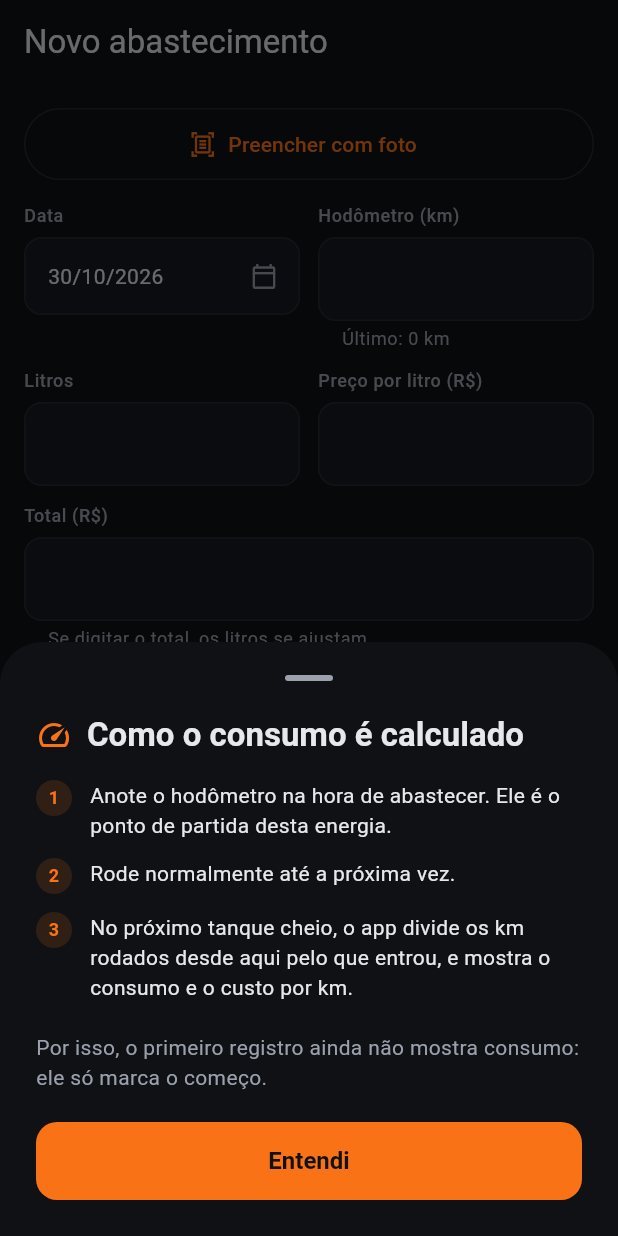
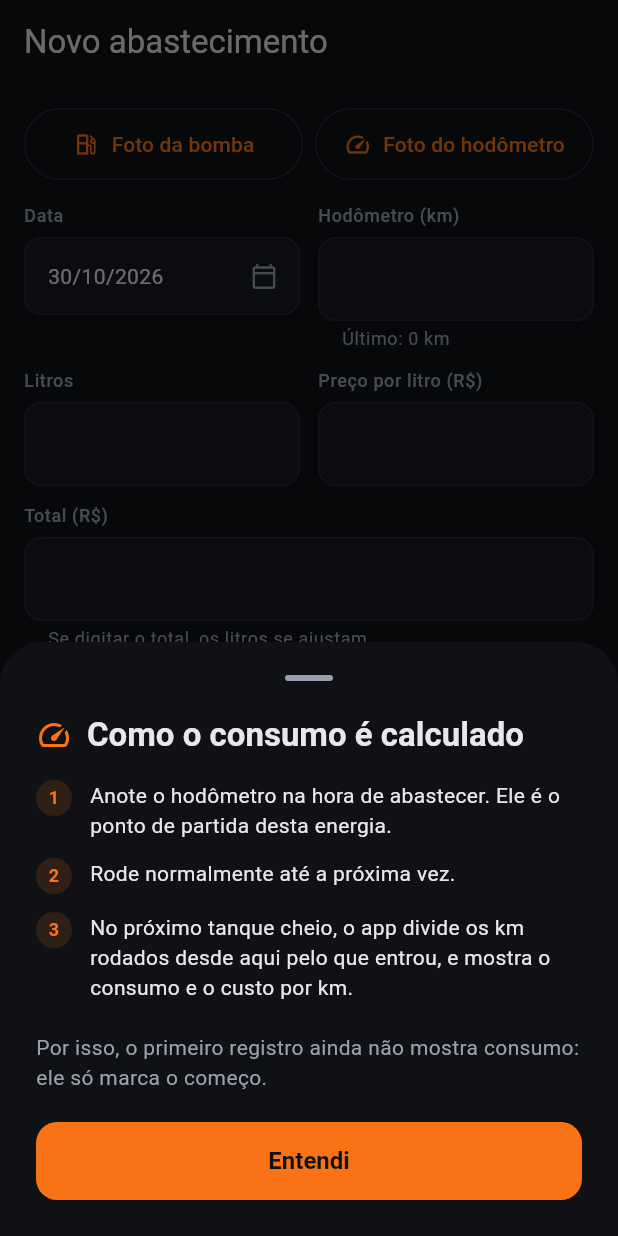
Before and after one commit to pedrocarvalho-13/nosso-combustivel, a Flutter app: the NovoAbastecimentoView screen opened by its route, on a phone screen of 412 x 824 dp. Run offline on Flutter 3.47's test engine with Material 3 defaults, Android fonts, the phone set to English and light mode, and no system bars; our stand-ins replace dio, drift, drift_flutter, flutter_riverpod, flutter_secure_storage, go_router and 1 more; accounts and stored records are empty; generated files the repository leaves out were written again.

Commit message:
feat: foto da bomba ou do carregador e foto do hodometro em botoes separados, cada uma com instrucao propria
Co-Authored-By: Claude Opus 5.5 <noreply@anthropic.com>

```diff
--- a/app/lib/data/ia/cliente_ia.dart
+++ b/app/lib/data/ia/cliente_ia.dart
@@ -9,7 +9,7 @@ import '../../domain/tipo_energia.dart';
 import '../../domain/tipo_veiculo.dart';
 import '../sync/cliente_sync.dart';
 
-enum TipoLeitura { abastecimento, recarga }
+enum TipoLeitura { abastecimento, recarga, hodometro }
 
 class CapacidadeSugerida {
   const CapacidadeSugerida({this.tanqueL, this.bateriaKwh});
--- a/app/lib/ui/abastecimento/novo_abastecimento_view.dart
+++ b/app/lib/ui/abastecimento/novo_abastecimento_view.dart
@@ -142,7 +142,13 @@ class _NovoAbastecimentoViewState extends ConsumerState<NovoAbastecimentoView> {
         child: ListView(
           padding: const EdgeInsets.all(16),
           children: [
-            BotaoLerFoto(tipo: TipoLeitura.abastecimento, aoLer: _preencherDaFoto),
+            Row(
+              children: [
+                Expanded(child: BotaoLerFoto(tipo: TipoLeitura.abastecimento, aoLer: _preencherDaFoto)),
+                const SizedBox(width: 8),
+                Expanded(child: BotaoLerFoto(tipo: TipoLeitura.hodometro, aoLer: _preencherDaFoto)),
+              ],
+            ),
             const SizedBox(height: 16),
             if (veiculo != null && veiculo.combustiveis.length > 1) ...[
               SegmentedButton<Combustivel>(
--- a/app/lib/ui/comum/botao_ler_foto.dart
+++ b/app/lib/ui/comum/botao_ler_foto.dart
@@ -52,7 +52,9 @@ class _BotaoLerFotoState extends ConsumerState<BotaoLerFoto> {
       final leitura = await ref.read(clienteIaProvider).lerFoto(bytes, _tipoMime(foto), widget.tipo);
       if (!mounted) return;
       widget.aoLer(leitura);
-      _avisar('Valores preenchidos pela foto. Confira antes de salvar.');
+      _avisar(widget.tipo == TipoLeitura.hodometro
+          ? 'Hodômetro preenchido pela foto. Confira antes de salvar.'
+          : 'Valores preenchidos pela foto. Confira antes de salvar.');
     } on ErroIa catch (erro) {
       if (mounted) _avisar(erro.mensagem);
     } finally {
@@ -72,18 +74,23 @@ class _BotaoLerFotoState extends ConsumerState<BotaoLerFoto> {
 
   @override
   Widget build(BuildContext context) {
-    final texto = widget.tipo == TipoLeitura.abastecimento
-        ? 'Foto da bomba, do comprovante ou do painel'
-        : 'Foto do carregador, do comprovante ou do painel';
+    final (rotulo, texto, icone) = switch (widget.tipo) {
+      TipoLeitura.abastecimento => ('Foto da bomba', 'Foto do visor da bomba ou do comprovante', Icons.local_gas_station_outlined),
+      TipoLeitura.recarga => ('Foto do carregador', 'Foto da tela do carregador ou do comprovante', Icons.ev_station_outlined),
+      TipoLeitura.hodometro => ('Foto do hodômetro', 'Foto do painel mostrando o hodômetro total', Icons.speed_outlined),
+    };
     return Tooltip(
       message: texto,
       child: OutlinedButton.icon(
         onPressed: _lendo ? null : _ler,
         icon: _lendo
             ? const SizedBox(width: 18, height: 18, child: CircularProgressIndicator(strokeWidth: 2))
-            : const Icon(Icons.document_scanner_outlined),
-        label: Text(_lendo ? 'Lendo a foto...' : 'Preencher com foto'),
-        style: OutlinedButton.styleFrom(minimumSize: const Size.fromHeight(48)),
+            : Icon(icone),
+        label: FittedBox(fit: BoxFit.scaleDown, child: Text(_lendo ? 'Lendo...' : rotulo)),
+        style: OutlinedButton.styleFrom(
+          minimumSize: const Size.fromHeight(48),
+          padding: const EdgeInsets.symmetric(horizontal: 12),
+        ),
       ),
     );
   }
```
Also changed, not shown: app/lib/ui/recarga/nova_recarga_view.dart (+7 -1 lines), 4 other files.
